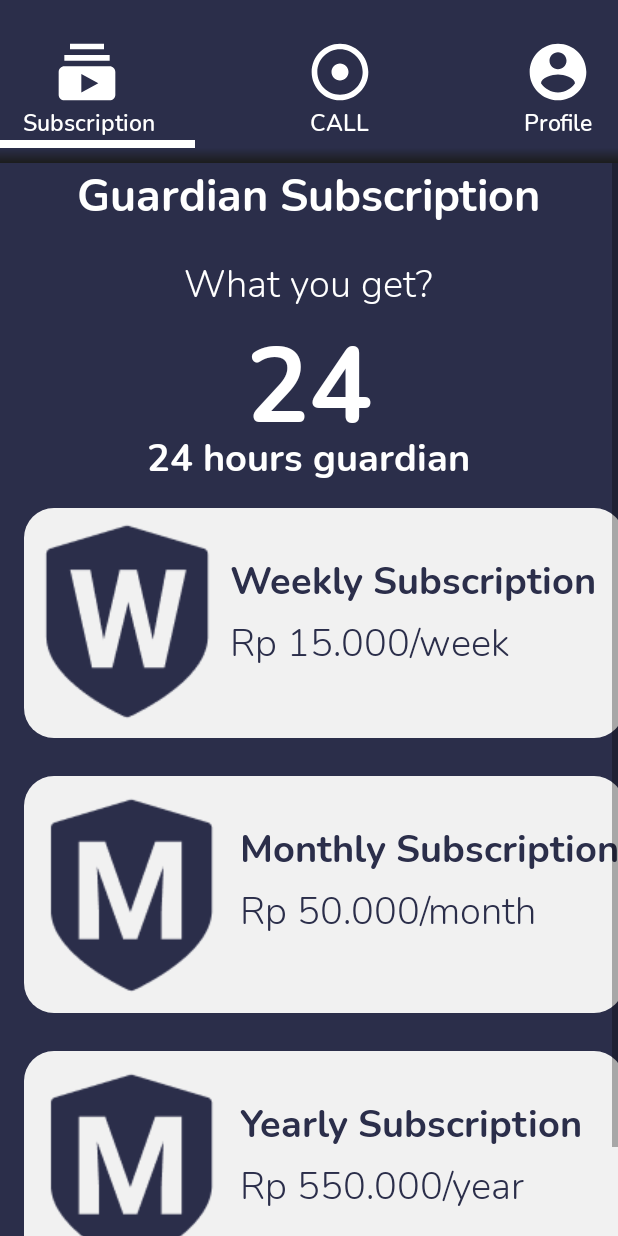
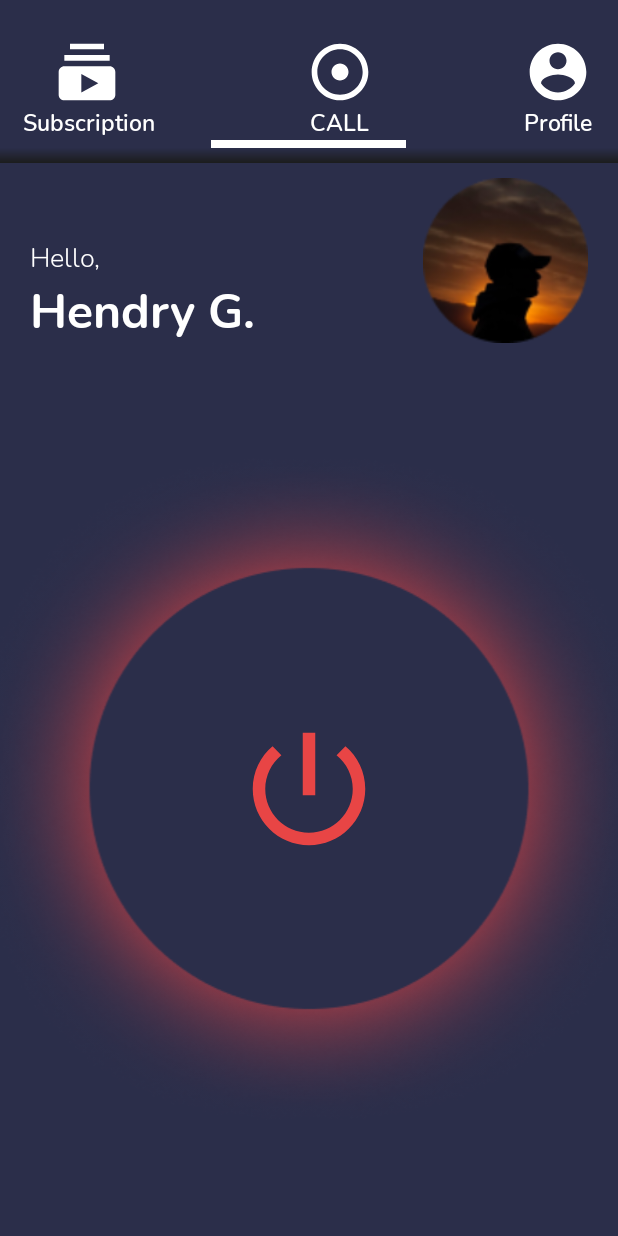
Before and after one commit to sendotjiam/safeter-android, an Android app: the screen it shows after launch (SubscriptionPage before the commit, HomePage after it), after a tap on an icon or button, on a phone screen of 412 x 824 dp. Run offline under Robolectric (Android 15) with nearby library versions, the phone set to English and light mode, and no system bars.

Commit message:
Edit Homepage

```diff
--- a/app/src/main/AndroidManifest.xml
+++ b/app/src/main/AndroidManifest.xml
@@ -9,7 +9,8 @@
         android:roundIcon="@mipmap/ic_launcher_round"
         android:supportsRtl="true"
         android:theme="@style/Theme.Safeter">
-        <activity android:name=".SubscriptionPage"></activity>
+        <activity android:name=".HomePage"></activity>
+        <activity android:name=".SubscriptionPage" />
         <activity android:name=".TopUpPage" />
         <activity android:name=".MainActivity">
             <intent-filter>
--- /dev/null
+++ b/app/src/main/java/com/sendo/safeter/HomePage.java
@@ -0,0 +1,29 @@
+package com.sendo.safeter;
+
+import androidx.appcompat.app.AppCompatActivity;
+
+import android.content.Intent;
+import android.os.Bundle;
+import android.widget.Button;
+import android.widget.ImageButton;
+
+public class HomePage extends AppCompatActivity {
+
+    ImageButton btn_oneclick;
+
+
+    @Override
+    protected void onCreate(Bundle savedInstanceState) {
+        super.onCreate(savedInstanceState);
+        setContentView(R.layout.activity_home_page);
+        getSupportActionBar().hide();
+
+        btn_oneclick = findViewById(R.id.btn_oneclick);
+
+        btn_oneclick.setOnClickListener(view -> {
+            Intent intent = new Intent(this, SubscriptionPage.class);
+            startActivity(intent);
+        });
+
+    }
+}
--- a/app/src/main/java/com/sendo/safeter/MainActivity.java
+++ b/app/src/main/java/com/sendo/safeter/MainActivity.java
@@ -20,7 +20,7 @@ public class MainActivity extends AppCompatActivity {
     }
 
     public void pindahsementara(View view) {
-        Intent intent = new Intent(this, SubscriptionPage.class);
+        Intent intent = new Intent(this, HomePage.class);
         startActivity(intent);
     }
 }
--- /dev/null
+++ b/app/src/main/res/drawable/power.xml
@@ -0,0 +1,10 @@
+<vector xmlns:android="http://schemas.android.com/apk/res/android"
+    android:width="100dp"
+    android:height="100dp"
+    android:viewportWidth="24"
+    android:viewportHeight="24"
+    >
+  <path
+      android:fillColor="#E84545"
+      android:pathData="M13,3h-2v10h2L13,3zM17.83,5.17l-1.42,1.42C17.99,7.86 19,9.81 19,12c0,3.87 -3.13,7 -7,7s-7,-3.13 -7,-7c0,-2.19 1.01,-4.14 2.58,-5.42L6.17,5.17C4.23,6.82 3,9.26 3,12c0,4.97 4.03,9 9,9s9,-4.03 9,-9c0,-2.74 -1.23,-5.18 -3.17,-6.83z"/>
+</vector>
--- /dev/null
+++ b/app/src/main/res/layout/activity_home_page.xml
@@ -0,0 +1,161 @@
+<?xml version="1.0" encoding="utf-8"?>
+<LinearLayout xmlns:android="http://schemas.android.com/apk/res/android"
+    xmlns:app="http://schemas.android.com/apk/res-auto"
+    xmlns:tools="http://schemas.android.com/tools"
+    android:layout_width="match_parent"
+    android:layout_height="match_parent"
+    android:background="@color/backgroundclr"
+    android:orientation="vertical"
+    tools:context=".HomePage">
+
+    <LinearLayout
+        android:layout_width="match_parent"
+        android:layout_height="wrap_content"
+        android:background="@color/backgroundclr"
+        android:orientation="vertical">
+
+        <LinearLayout
+            android:layout_width="wrap_content"
+            android:layout_height="wrap_content"
+            android:orientation="horizontal">
+
+            <LinearLayout
+                android:layout_width="wrap_content"
+                android:layout_height="wrap_content"
+                android:orientation="vertical">
+
+                <ImageButton
+                    android:id="@+id/btn_subscrip"
+                    android:layout_width="wrap_content"
+                    android:layout_height="wrap_content"
+                    android:layout_marginLeft="35dp"
+                    android:layout_marginTop="25dp"
+                    android:background="@drawable/ic_subscriptions"
+                    android:onClick="subscription" />
+
+                <TextView
+                    android:layout_width="wrap_content"
+                    android:layout_height="wrap_content"
+                    android:layout_marginLeft="15dp"
+                    android:fontFamily="@font/nunitosemibold"
+                    android:text="Subscription"
+                    android:textColor="@color/white"
+                    android:textSize="15sp" />
+            </LinearLayout>
+
+            <LinearLayout
+                android:layout_width="wrap_content"
+                android:layout_height="wrap_content"
+                android:layout_marginLeft="100dp"
+                android:orientation="vertical">
+
+                <ImageButton
+                    android:id="@+id/btn_call"
+                    android:layout_width="wrap_content"
+                    android:layout_height="wrap_content"
+                    android:layout_gravity="center"
+                    android:layout_marginTop="25dp"
+                    android:background="@drawable/ic_circle"
+                    android:onClick="call" />
+
+                <TextView
+                    android:layout_width="wrap_content"
+                    android:layout_height="wrap_content"
+                    android:layout_gravity="center"
+                    android:fontFamily="@font/nunitosemibold"
+                    android:text="CALL"
+                    android:textColor="@color/white"
+                    android:textSize="15sp" />
+            </LinearLayout>
+
+            <LinearLayout
+                android:layout_width="wrap_content"
+                android:layout_height="wrap_content"
+                android:layout_marginLeft="100dp"
+                android:orientation="vertical">
+
+                <ImageButton
+                    android:id="@+id/btn_profile"
+                    android:layout_width="wrap_content"
+                    android:layout_height="wrap_content"
+                    android:layout_gravity="center"
+                    android:layout_marginTop="25dp"
+                    android:background="@drawable/ic_profile"
+                    android:onClick="profile" />
+
+                <TextView
+                    android:layout_width="wrap_content"
+                    android:layout_height="wrap_content"
+                    android:layout_gravity="center"
+                    android:fontFamily="@font/nunitosemibold"
+                    android:text="Profile"
+                    android:textColor="@color/white"
+                    android:textSize="15sp" />
+            </LinearLayout>
+        </LinearLayout>
+
+        <LinearLayout
+            android:layout_width="130dp"
+            android:layout_height="5dp"
+            android:layout_gravity="center"
+            android:background="@color/white" />
+    </LinearLayout>
+
+    <LinearLayout
+        android:layout_width="match_parent"
+        android:layout_height="10dp"
+        android:background="@drawable/shadow" />
+
+    <LinearLayout
+        android:layout_width="match_parent"
+        android:layout_height="wrap_content"
+        android:orientation="horizontal">
+
+        <LinearLayout
+            android:layout_width="match_parent"
+            android:layout_height="wrap_content"
+            android:layout_weight="1"
+            android:orientation="vertical"
+            android:paddingLeft="20dp"
+            android:paddingTop="50dp">
+
+            <TextView
+                android:layout_width="wrap_content"
+                android:layout_height="wrap_content"
+                android:fontFamily="@font/nunitolight"
+                android:text="Hello,"
+                android:textColor="@color/white"
+                android:textSize="18dp" />
+
+            <TextView
+                android:id="@+id/name"
+                android:layout_width="wrap_content"
+                android:layout_height="wrap_content"
+                android:fontFamily="@font/nunitobold"
+                android:text="Hendry G."
+                android:textColor="@color/white"
+                android:textSize="32dp" />
+
+        </LinearLayout>
+
+        <ImageView
+            android:layout_width="130dp"
+            android:layout_height="130dp"
+            android:layout_gravity="bottom"
+            android:paddingRight="20dp"
+            android:src="@drawable/profile" />
+
+    </LinearLayout>
+
+
+    <ImageButton
+        android:id="@+id/btn_oneclick"
+        android:layout_width="wrap_content"
+        android:layout_height="wrap_content"
+        android:layout_gravity="center"
+        android:layout_marginTop="60dp"
+        android:background="@drawable/btn_oneclick"
+        android:src="@drawable/power" />
+
+
+</LinearLayout>
--- a/app/src/main/res/layout/activity_subscription_page.xml
+++ b/app/src/main/res/layout/activity_subscription_page.xml
@@ -252,7 +252,7 @@
                     android:layout_width="wrap_content"
                     android:layout_height="wrap_content"
                     android:padding="10dp"
-                    android:src="@drawable/monthly" />
+                    android:src="@drawable/yearly" />
 
                 <LinearLayout
                     android:layout_width="wrap_content"
--- a/app/src/main/res/values/themes.xml
+++ b/app/src/main/res/values/themes.xml
@@ -1,6 +1,6 @@
 <resources xmlns:tools="http://schemas.android.com/tools">
     <!-- Base application theme. -->
-    <style name="Theme.Safeter" parent="Theme.MaterialComponents.DayNight.DarkActionBar">
+    <style name="Theme.Safeter" parent="Theme.AppCompat.DayNight.DarkActionBar">
         <!-- Primary brand color. -->
         <item name="colorPrimary">@color/purple_500</item>
         <item name="colorPrimaryVariant">@color/purple_700</item>
```
Also changed, not shown: app/src/main/res/drawable/btn_oneclick.png (added), app/src/main/res/drawable/profile.png (added).
